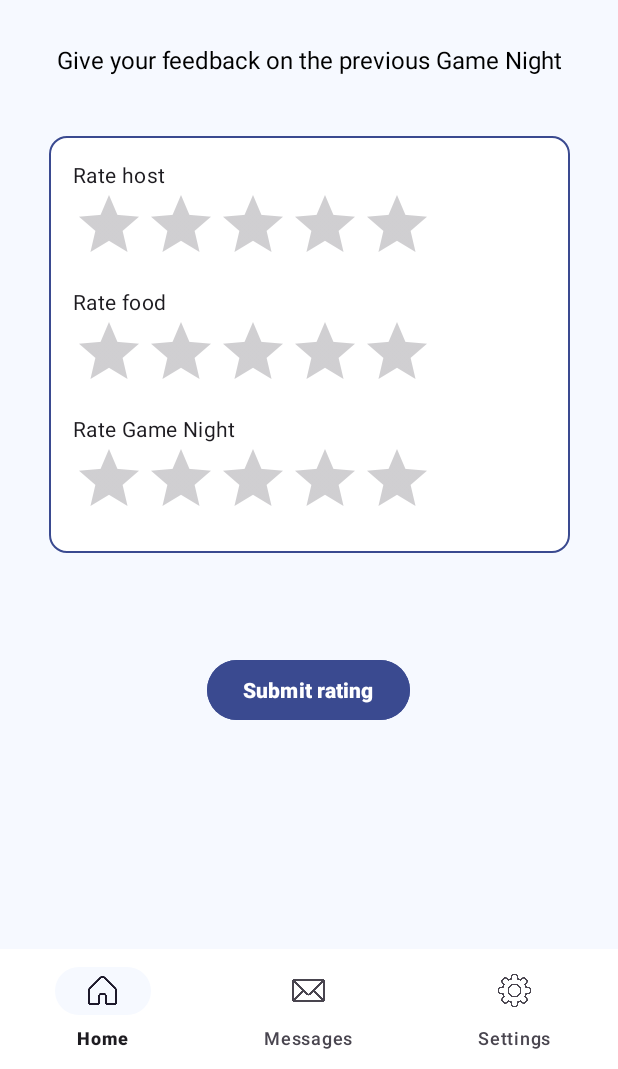
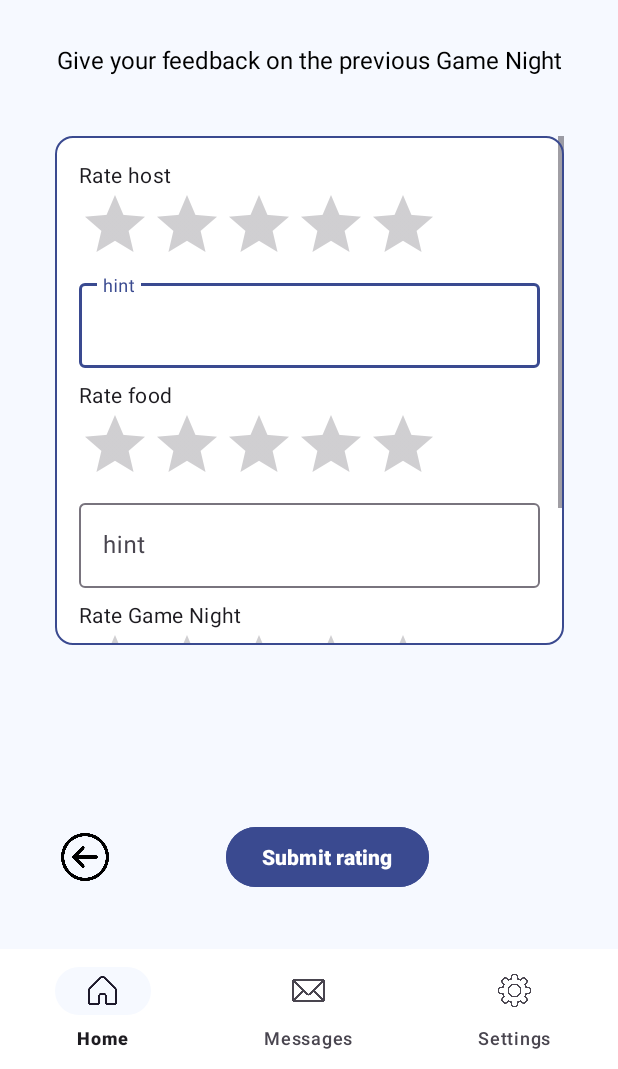
Before and after one commit to Toews-Collini/BoardGamerApp, an Android app built with Jetpack Compose: the RatingActivity screen opened directly, with no data from a screen before it, on a phone screen of 412 x 824 dp, the part 167-1236 px from its top. Run offline under Robolectric (Android 15) with nearby library versions, the light colour scheme and no system bars.

Commit message:
fixed some little issues

```diff
--- a/app/src/main/java/com/example/boardgamer/DashboardActivity.java
+++ b/app/src/main/java/com/example/boardgamer/DashboardActivity.java
@@ -7,7 +7,6 @@
 import androidx.activity.result.contract.ActivityResultContracts;
 import androidx.appcompat.app.AppCompatActivity;
 import androidx.cardview.widget.CardView;
-import androidx.fragment.app.Fragment;
 
 
 import com.google.android.material.bottomnavigation.BottomNavigationView;
--- a/app/src/main/java/com/example/boardgamer/VotingAdapter.java
+++ b/app/src/main/java/com/example/boardgamer/VotingAdapter.java
@@ -1,4 +1,3 @@
-// VotingAdapter.java
 package com.example.boardgamer;
 
 import android.view.LayoutInflater;
--- a/app/src/main/res/layout/activity_rating.xml
+++ b/app/src/main/res/layout/activity_rating.xml
@@ -44,28 +44,34 @@
         android:text="@string/ratings"
         android:textColor="@color/black"
         android:textSize="16sp"
-        app:layout_constraintTop_toTopOf="parent"
+        app:layout_constraintEnd_toEndOf="parent"
         app:layout_constraintStart_toStartOf="parent"
-        app:layout_constraintEnd_toEndOf="parent"/>
+        app:layout_constraintTop_toTopOf="parent" />
 
 
     <com.google.android.material.card.MaterialCardView
         android:id="@+id/card"
-        android:layout_width="347dp"
-        android:layout_height="278dp"
+        android:layout_width="339dp"
+        android:layout_height="339dp"
+        android:layout_marginHorizontal="24dp"
         android:layout_marginTop="40dp"
-        android:layout_marginHorizontal="24dp"
         android:background="@null"
         android:elevation="0dp"
         android:outlineProvider="none"
         android:padding="12dp"
         android:stateListAnimator="@null"
         app:cardBackgroundColor="@color/white"
+        app:layout_constraintEnd_toEndOf="parent"
+        app:layout_constraintStart_toStartOf="parent"
+        app:layout_constraintTop_toBottomOf="@id/ratings"
         app:strokeColor="@color/mid_blue"
-        app:strokeWidth="1dp"
-        app:layout_constraintTop_toBottomOf="@id/ratings"
-        app:layout_constraintStart_toStartOf="parent"
-        app:layout_constraintEnd_toEndOf="parent">
+        app:strokeWidth="1dp">
+
+        <ScrollView
+            android:layout_width="match_parent"
+            android:layout_height="match_parent"
+            android:fillViewport="true"
+            android:scrollbars="vertical">
 
 
             <LinearLayout
@@ -93,7 +99,18 @@
                         android:id="@+id/ratingBarHost"
                         android:layout_width="wrap_content"
                         android:layout_height="wrap_content"
-                    android:numStars="5" />
+                        android:numStars="5"
+                        android:stepSize="1" />
+
+                    <com.google.android.material.textfield.TextInputLayout
+                        android:layout_width="match_parent"
+                        android:layout_height="wrap_content">
+
+                        <com.google.android.material.textfield.TextInputEditText
+                            android:layout_width="match_parent"
+                            android:layout_height="wrap_content"
+                            android:hint="hint" />
+                    </com.google.android.material.textfield.TextInputLayout>
 
                     <TextView
                         android:id="@+id/rateFood"
@@ -107,7 +124,18 @@
                         android:id="@+id/ratingBarFood"
                         android:layout_width="wrap_content"
                         android:layout_height="wrap_content"
-                    android:numStars="5" />
+                        android:numStars="5"
+                        android:stepSize="1" />
+
+                    <com.google.android.material.textfield.TextInputLayout
+                        android:layout_width="match_parent"
+                        android:layout_height="wrap_content">
+
+                        <com.google.android.material.textfield.TextInputEditText
+                            android:layout_width="match_parent"
+                            android:layout_height="wrap_content"
+                            android:hint="hint" />
+                    </com.google.android.material.textfield.TextInputLayout>
 
                     <TextView
                         android:id="@+id/rateEvening"
@@ -121,12 +149,24 @@
                         android:id="@+id/ratingBarEvening"
                         android:layout_width="wrap_content"
                         android:layout_height="wrap_content"
-                    android:numStars="5" />
+                        android:numStars="5"
+                        android:stepSize="1" />
+
+                    <com.google.android.material.textfield.TextInputLayout
+                        android:layout_width="match_parent"
+                        android:layout_height="wrap_content">
+
+                        <com.google.android.material.textfield.TextInputEditText
+                            android:layout_width="match_parent"
+                            android:layout_height="wrap_content"
+                            android:hint="hint" />
+                    </com.google.android.material.textfield.TextInputLayout>
 
                 </LinearLayout>
 
             </LinearLayout>
 
+        </ScrollView>
     </com.google.android.material.card.MaterialCardView>
 
 
@@ -134,16 +174,33 @@
         android:id="@+id/ratingButton"
         android:layout_width="wrap_content"
         android:layout_height="wrap_content"
+        android:layout_gravity="center_horizontal"
         android:backgroundTint="@color/mid_blue"
         android:text="@string/ratingButton"
         android:textColor="@color/white"
         android:textStyle="bold"
         app:layout_constraintBottom_toTopOf="@+id/bottom_navigation"
         app:layout_constraintEnd_toEndOf="parent"
-        app:layout_constraintHorizontal_bias="0.498"
+        app:layout_constraintHorizontal_bias="0.545"
         app:layout_constraintStart_toStartOf="parent"
-        app:layout_constraintTop_toBottomOf="@+id/card"
-        app:layout_constraintVertical_bias="0.313" />
+        app:layout_constraintTop_toTopOf="parent"
+        app:layout_constraintVertical_bias="0.946" />
+
+    <ImageView
+        android:id="@+id/btnBack"
+        android:layout_width="48dp"
+        android:layout_height="48dp"
+        android:background="?attr/selectableItemBackgroundBorderless"
+        android:contentDescription="@string/previous"
+        android:padding="8dp"
+        android:src="@drawable/arrow_back"
+        app:layout_constraintBottom_toTopOf="@+id/bottom_navigation"
+        app:layout_constraintEnd_toEndOf="parent"
+        app:layout_constraintHorizontal_bias="0.09"
+        app:layout_constraintStart_toStartOf="parent"
+        app:layout_constraintTop_toTopOf="parent"
+        app:layout_constraintVertical_bias="0.946" />
+
 
     <com.google.android.material.bottomnavigation.BottomNavigationView
         android:id="@+id/bottom_navigation"
@@ -163,4 +220,5 @@
         tools:ignore="VisualLintBottomNav"
         tools:visibility="visible" />
 
+
 </androidx.constraintlayout.widget.ConstraintLayout>
--- a/app/src/main/res/layout/item_voting_recycler.xml
+++ b/app/src/main/res/layout/item_voting_recycler.xml
@@ -1,4 +1,3 @@
-<!-- item_voting_recycler.xml -->
 <LinearLayout xmlns:android="http://schemas.android.com/apk/res/android"
     xmlns:app="http://schemas.android.com/apk/res-auto"
     android:layout_width="match_parent"
```
Also changed, not shown: app/src/main/java/com/example/boardgamer/HomeActivity.java (+6 -15 lines), app/src/main/res/layout/activity_create_game_night.xml (+26 -9 lines), app/src/main/res/layout/activity_food.xml (+16 -0 lines), app/src/main/res/layout/activity_home.xml (+9 -12 lines), 1 other file. Lines whose indentation alone changed are shown as unchanged.
